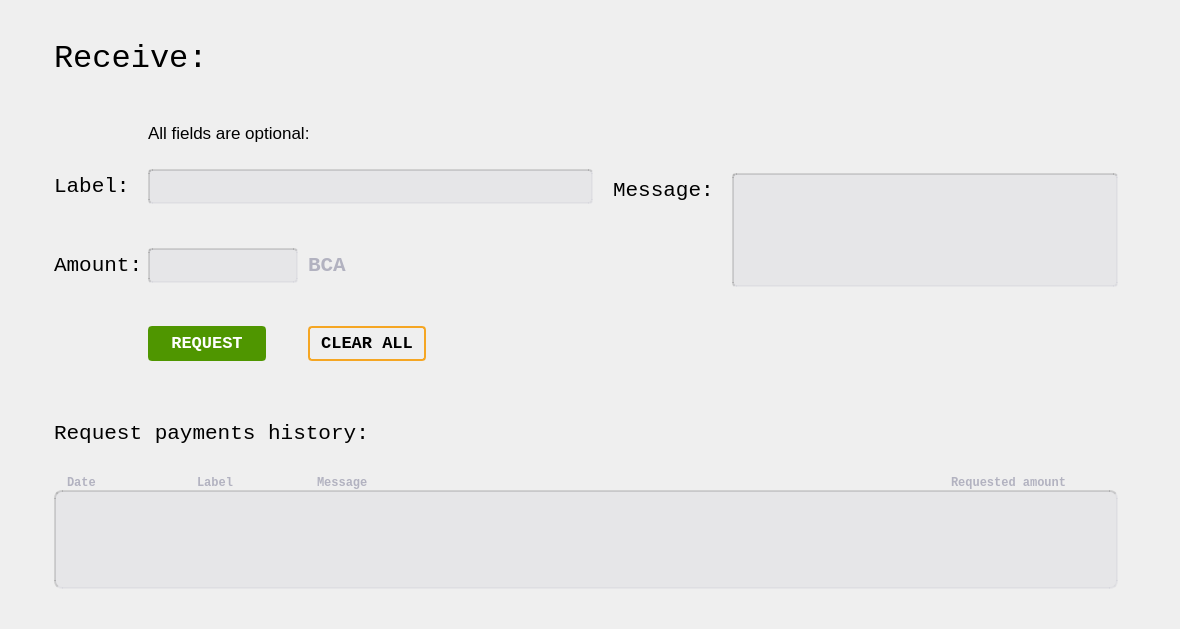
Before: the Qt Designer form src/qt/forms/receivecoinsdialog.ui in bitcoin-atom/bitcoin-atom, drawn with Qt 5.
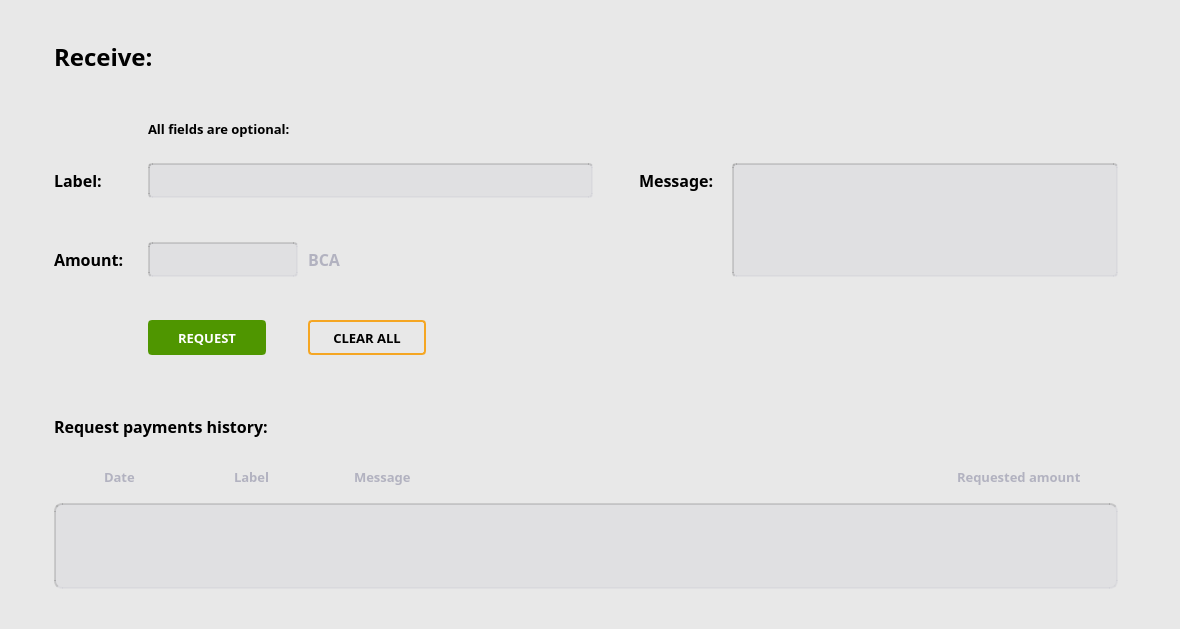
After: the same form once the commit is applied. Custom widgets are drawn as their Qt base class.

The edit to the form file:
```diff
--- a/src/qt/forms/receivecoinsdialog.ui
+++ b/src/qt/forms/receivecoinsdialog.ui
@@ -10,6 +10,9 @@
     <height>629</height>
    </rect>
   </property>
+  <property name="styleSheet">
+   <string notr="true">background-color: #e8e8e8;</string>
+  </property>
   <layout class="QVBoxLayout" name="verticalLayout">
    <property name="spacing">
     <number>0</number>
@@ -44,12 +47,17 @@
        </property>
        <property name="font">
         <font>
-         <family>Liberation Mono</family>
-         <pointsize>24</pointsize>
-         <weight>50</weight>
-         <bold>false</bold>
+         <family>Roboto Mono</family>
+         <pointsize>-1</pointsize>
+         <weight>62</weight>
+         <bold>true</bold>
         </font>
        </property>
+       <property name="styleSheet">
+        <string notr="true">font-family: &quot;Roboto Mono&quot;;
+font-size: 24px;
+font-weight: 500;</string>
+       </property>
        <property name="text">
         <string>Receive:</string>
        </property>
@@ -108,13 +116,37 @@
          </item>
          <item>
           <widget class="QLabel" name="label_6">
+           <property name="sizePolicy">
+            <sizepolicy hsizetype="Preferred" vsizetype="Fixed">
+             <horstretch>0</horstretch>
+             <verstretch>0</verstretch>
+            </sizepolicy>
+           </property>
+           <property name="minimumSize">
+            <size>
+             <width>0</width>
+             <height>17</height>
+            </size>
+           </property>
+           <property name="maximumSize">
+            <size>
+             <width>16777215</width>
+             <height>17</height>
+            </size>
+           </property>
            <property name="font">
             <font>
-             <pointsize>13</pointsize>
-             <weight>50</weight>
-             <bold>false</bold>
+             <family>Roboto Mono</family>
+             <pointsize>-1</pointsize>
+             <weight>62</weight>
+             <bold>true</bold>
             </font>
            </property>
+           <property name="styleSheet">
+            <string notr="true">font-family: &quot;Roboto Mono&quot;;
+font-size: 13px;
+font-weight: 500;</string>
+           </property>
            <property name="frameShape">
             <enum>QFrame::NoFrame</enum>
            </property>
@@ -158,12 +190,17 @@
            </property>
            <property name="font">
             <font>
-             <family>Liberation Mono</family>
-             <pointsize>16</pointsize>
-             <weight>50</weight>
-             <bold>false</bold>
+             <family>Roboto Mono</family>
+             <pointsize>-1</pointsize>
+             <weight>62</weight>
+             <bold>true</bold>
             </font>
            </property>
+           <property name="styleSheet">
+            <string notr="true">font-family: &quot;Roboto Mono&quot;;
+font-size: 16px;
+font-weight: 500;</string>
+           </property>
            <property name="text">
             <string>Label:</string>
            </property>
@@ -191,7 +228,7 @@
            </property>
            <property name="font">
             <font>
-             <family>Liberation Mono</family>
+             <family>Roboto Mono</family>
             </font>
            </property>
            <property name="styleSheet">
@@ -239,12 +276,17 @@
            </property>
            <property name="font">
             <font>
-             <family>Liberation Mono</family>
-             <pointsize>16</pointsize>
-             <weight>50</weight>
-             <bold>false</bold>
+             <family>Roboto Mono</family>
+             <pointsize>-1</pointsize>
+             <weight>62</weight>
+             <bold>true</bold>
             </font>
            </property>
+           <property name="styleSheet">
+            <string notr="true">font-family: &quot;Roboto Mono&quot;;
+font-size: 16px;
+font-weight: 500;</string>
+           </property>
            <property name="text">
             <string>Amount:</string>
            </property>
@@ -272,7 +314,7 @@
            </property>
            <property name="font">
             <font>
-             <family>Liberation Mono</family>
+             <family>Roboto Mono</family>
             </font>
            </property>
            <property name="styleSheet">
@@ -290,14 +332,17 @@
           <widget class="QLabel" name="label_5">
            <property name="font">
             <font>
-             <family>Liberation Mono</family>
-             <pointsize>16</pointsize>
-             <weight>75</weight>
+             <family>Roboto Mono</family>
+             <pointsize>-1</pointsize>
+             <weight>62</weight>
              <bold>true</bold>
             </font>
            </property>
            <property name="styleSheet">
-            <string notr="true">color: #b2b2c0;</string>
+            <string notr="true">color: #b2b2c0;
+font-family: &quot;Roboto Mono&quot;;
+font-size: 16px;
+font-weight: 500;</string>
            </property>
            <property name="text">
             <string>BCA</string>
@@ -330,7 +375,7 @@
         <number>10</number>
        </property>
        <property name="topMargin">
-        <number>50</number>
+        <number>43</number>
        </property>
        <property name="bottomMargin">
         <number>0</number>
@@ -357,12 +402,17 @@
          </property>
          <property name="font">
           <font>
-           <family>Liberation Mono</family>
-           <pointsize>16</pointsize>
-           <weight>50</weight>
-           <bold>false</bold>
+           <family>Roboto Mono</family>
+           <pointsize>-1</pointsize>
+           <weight>62</weight>
+           <bold>true</bold>
           </font>
          </property>
+         <property name="styleSheet">
+          <string notr="true">font-family: &quot;Roboto Mono&quot;;
+font-size: 16px;
+font-weight: 500;</string>
+         </property>
          <property name="text">
           <string>Message:</string>
          </property>
@@ -393,7 +443,7 @@
          </property>
          <property name="font">
           <font>
-           <family>Liberation Mono</family>
+           <family>Roboto Mono</family>
           </font>
          </property>
          <property name="styleSheet">
@@ -468,9 +518,9 @@
        </property>
        <property name="font">
         <font>
-         <family>Liberation Mono</family>
-         <pointsize>13</pointsize>
-         <weight>75</weight>
+         <family>Roboto Mono</family>
+         <pointsize>-1</pointsize>
+         <weight>87</weight>
          <bold>true</bold>
         </font>
        </property>
@@ -478,7 +528,10 @@
         <string notr="true">background-color: #4f9600;
 color: #ffffff;
 border: 2px solid #4f9600;
-border-radius: 4px;</string>
+border-radius: 4px;
+font-family: &quot;Roboto Mono&quot;;
+font-size: 13px;
+font-weight: 700;</string>
        </property>
        <property name="text">
         <string>REQUEST</string>
@@ -535,16 +588,19 @@
        </property>
        <property name="font">
         <font>
-         <family>Liberation Mono</family>
-         <pointsize>13</pointsize>
-         <weight>75</weight>
+         <family>Roboto Mono</family>
+         <pointsize>-1</pointsize>
+         <weight>87</weight>
          <bold>true</bold>
         </font>
        </property>
        <property name="styleSheet">
         <string notr="true">background-color: transparent;
 border: 2px solid #f5a623;
-border-radius: 4px;</string>
+border-radius: 4px;
+font-family: &quot;Roboto Mono&quot;;
+font-size: 13px;
+font-weight: 700;</string>
        </property>
        <property name="text">
         <string>CLEAR ALL</string>
@@ -578,12 +634,17 @@
       <widget class="QLabel" name="label_7">
        <property name="font">
         <font>
-         <family>Liberation Mono</family>
-         <pointsize>16</pointsize>
-         <weight>50</weight>
-         <bold>false</bold>
+         <family>Roboto Mono</family>
+         <pointsize>-1</pointsize>
+         <weight>62</weight>
+         <bold>true</bold>
         </font>
        </property>
+       <property name="styleSheet">
+        <string notr="true">font-family: &quot;Roboto Mono&quot;;
+font-size: 16px;
+font-weight: 500;</string>
+       </property>
        <property name="text">
         <string>Request payments history:</string>
        </property>
@@ -609,6 +670,9 @@
      <property name="spacing">
       <number>0</number>
      </property>
+     <property name="bottomMargin">
+      <number>17</number>
+     </property>
      <item>
       <widget class="QLabel" name="label_8">
        <property name="sizePolicy">
@@ -631,14 +695,18 @@
        </property>
        <property name="font">
         <font>
-         <family>Liberation Mono</family>
-         <weight>75</weight>
+         <family>Roboto Mono</family>
+         <pointsize>-1</pointsize>
+         <weight>62</weight>
          <bold>true</bold>
         </font>
        </property>
        <property name="styleSheet">
-        <string notr="true">color: #b2b2c0;
-padding-left: 10px;</string>
+        <string notr="true">font-family: &quot;Roboto Mono&quot;;
+font-size: 13px;
+font-weight: 500;
+color: #b2b2c0;
+padding-left: 46px;</string>
        </property>
        <property name="text">
         <string>Date</string>
@@ -667,14 +735,18 @@
        </property>
        <property name="font">
         <font>
-         <family>Liberation Mono</family>
-         <weight>75</weight>
+         <family>Roboto Mono</family>
+         <pointsize>-1</pointsize>
+         <weight>62</weight>
          <bold>true</bold>
         </font>
        </property>
        <property name="styleSheet">
-        <string notr="true">color: #b2b2c0;
-padding-left: 10px;</string>
+        <string notr="true">font-family: &quot;Roboto Mono&quot;;
+font-size: 13px;
+font-weight: 500;
+color: #b2b2c0;
+padding-left: 46px;</string>
        </property>
        <property name="text">
         <string>Label</string>
@@ -691,14 +763,18 @@
        </property>
        <property name="font">
         <font>
-         <family>Liberation Mono</family>
-         <weight>75</weight>
+         <family>Roboto Mono</family>
+         <pointsize>-1</pointsize>
+         <weight>62</weight>
          <bold>true</bold>
         </font>
        </property>
        <property name="styleSheet">
-        <string notr="true">color: #b2b2c0;
-padding-left: 10px;</string>
+        <string notr="true">font-family: &quot;Roboto Mono&quot;;
+font-size: 13px;
+font-weight: 500;
+color: #b2b2c0;
+padding-left: 46px;</string>
        </property>
        <property name="text">
         <string>Message</string>
@@ -727,14 +803,18 @@
        </property>
        <property name="font">
         <font>
-         <family>Liberation Mono</family>
-         <weight>75</weight>
+         <family>Roboto Mono</family>
+         <pointsize>-1</pointsize>
+         <weight>62</weight>
          <bold>true</bold>
         </font>
        </property>
        <property name="styleSheet">
-        <string notr="true">color: #b2b2c0;
-padding-left: 10px;</string>
+        <string notr="true">font-family: &quot;Roboto Mono&quot;;
+font-size: 13px;
+font-weight: 500;
+color: #b2b2c0;
+padding-left: 15px;</string>
        </property>
        <property name="text">
         <string>Requested amount</string>
```
Left out of the diff: 12 changed lines with no effect on the pictures.
